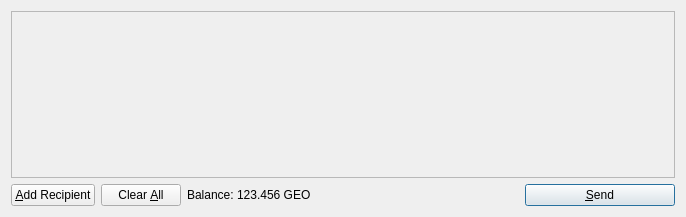
render2k/litecoinclassic, file src/qt/forms/sendcoinsdialog.ui: the form before one commit.
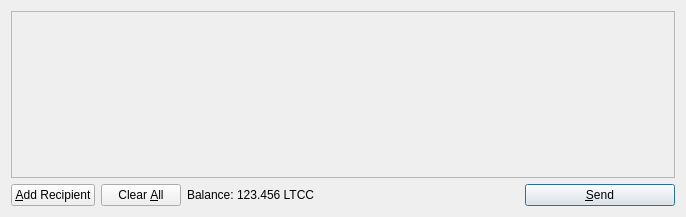
The form after the commit. Icons and pictures are not drawn.

Patch:
```diff
--- a/src/qt/forms/sendcoinsdialog.ui
+++ b/src/qt/forms/sendcoinsdialog.ui
@@ -119,7 +119,7 @@
           <cursorShape>IBeamCursor</cursorShape>
          </property>
          <property name="text">
-          <string>123.456 GEO</string>
+          <string>123.456 LTCC</string>
          </property>
          <property name="textInteractionFlags">
           <set>Qt::LinksAccessibleByMouse|Qt::TextSelectableByKeyboard|Qt::TextSelectableByMouse</set>
```
Left out of the diff: 11 changed lines with no effect on the pictures.
